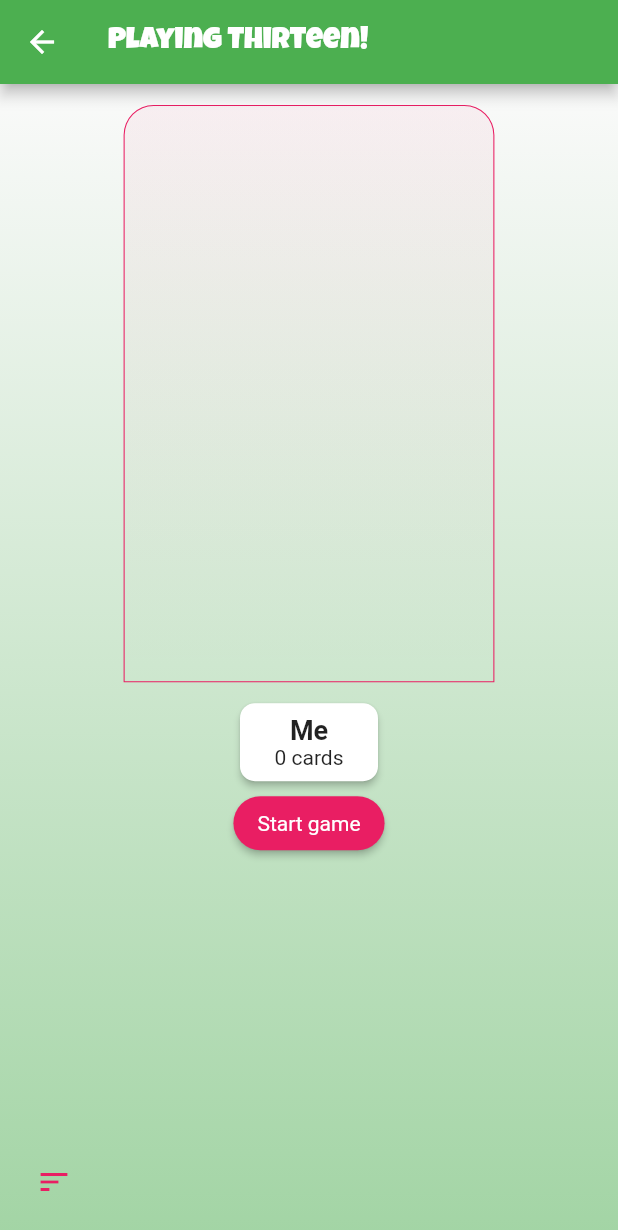
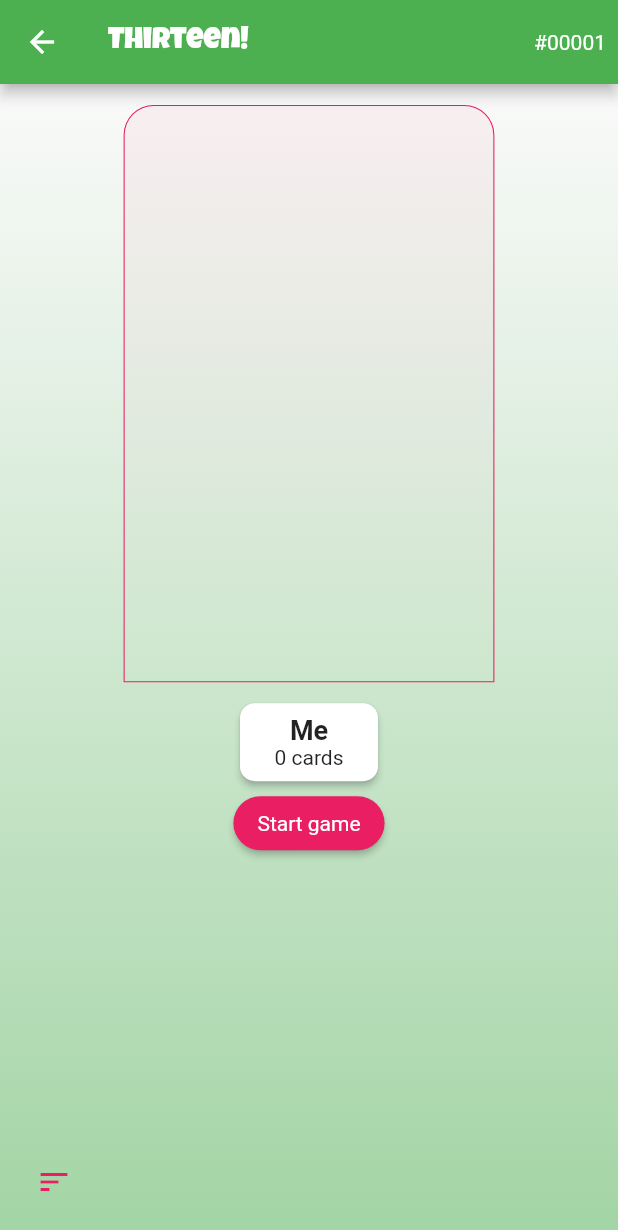
Before and after one commit to danielkerwin/thirteen_app, a Flutter app: the CreateGameScreen screen opened by its route, after a tap on "Create game", on a phone screen of 412 x 824 dp. Shown: the top 1230 px of the screen. Run offline on Flutter 3.47's test engine with Material 2 defaults, Android fonts, the phone set to English and light mode, and no system bars; our stand-ins replace cloud_firestore, firebase_auth, firebase_core, font_awesome_flutter, nanoid; accounts and stored records are empty.

Commit message:
chore: join game fixes

```diff
--- a/lib/screens/create_game.screen.dart
+++ b/lib/screens/create_game.screen.dart
@@ -30,14 +30,10 @@ class _CreateGameScreenState extends State<CreateGameScreen> {
     final user = FirebaseAuth.instance.currentUser;
     final userData = await FirebaseFirestore.instance
         .collection('users')
-        .doc(user?.uid)
+        .doc(user!.uid)
         .get();
     final gameId = await customAlphabet(nanoidCharacters, 5);
-    await DatabaseService.createGame(
-      gameId,
-      user?.uid ?? '',
-      userData['nickname'],
-    );
+    await DatabaseService.createGame(gameId, user.uid, userData['nickname']);
 
     Navigator.of(context).popAndPushNamed(
       GameScreen.routeName,
--- a/lib/screens/game.screen.dart
+++ b/lib/screens/game.screen.dart
@@ -27,9 +27,17 @@ class GameScreen extends StatelessWidget {
     return Scaffold(
       appBar: AppBar(
         title: const Text(
-          'Playing Thirteen!',
+          'Thirteen!',
           style: TextStyle(fontFamily: 'LuckiestGuy'),
         ),
+        actions: [
+          Padding(
+            padding: const EdgeInsets.all(8.0),
+            child: Center(
+              child: Text('#$gameId'),
+            ),
+          )
+        ],
       ),
       body: StreamBuilder<DocumentSnapshot<Map<String, dynamic>>>(
         stream: DatabaseService.getGameStream(gameId),
@@ -44,6 +52,8 @@ class GameScreen extends StatelessWidget {
             return GameError(gameId: gameId);
           }
           final userId = FirebaseAuth.instance.currentUser?.uid;
+          final myData = gameSnapshot.data!['players'][userId];
+
           return Container(
             padding: const EdgeInsets.all(4.0),
             decoration: BoxDecoration(
@@ -58,7 +68,7 @@ class GameScreen extends StatelessWidget {
             ),
             child: Column(
               children: [
-                  GamePlayers(gameId: gameId, userId: userId as String),
+                GamePlayers(gameId: gameId, userId: userId!),
                 const SizedBox(
                   height: 10,
                 ),
@@ -78,22 +88,17 @@ class GameScreen extends StatelessWidget {
                           ? MainAxisAlignment.center
                           : MainAxisAlignment.start,
                   children: [
-                      StreamBuilder<DocumentSnapshot<Map<String, dynamic>>>(
-                        stream:
-                            DatabaseService.getGamePlayerStream(gameId, userId),
-                        builder: (context, gamePlayerSnapshot) {
-                          if (gamePlayerSnapshot.connectionState ==
-                              ConnectionState.waiting) {
-                            return const Center(
-                              child: CircularProgressIndicator.adaptive(),
-                            );
-                          }
-                          return GameUser(
+                    if (myData == null)
+                      ElevatedButton(
+                        child: const Text('Join Game'),
+                        onPressed: () =>
+                            DatabaseService.joinGame(gameId, userId),
+                      )
+                    else
+                      GameUser(
                         nickname: 'Me',
-                            cards: gamePlayerSnapshot.data?['cardsCount'],
-                          );
-                        },
-                      )
+                        cards: myData['cardCount'],
+                      ),
                   ],
                 ),
                 Center(
@@ -102,7 +107,7 @@ class GameScreen extends StatelessWidget {
                     onPressed: Provider.of<Game>(context, listen: false)
                         .generateNewCards,
                     style: ElevatedButton.styleFrom(
-                        primary: Theme.of(context).colorScheme.secondary,
+                      primary: theme.colorScheme.secondary,
                     ),
                   ),
                 ),
@@ -113,7 +118,8 @@ class GameScreen extends StatelessWidget {
               ],
             ),
           );
-          }),
+        },
+      ),
       floatingActionButton: IconButton(
         onPressed: Provider.of<Game>(context, listen: false).sortCards,
         icon: const Icon(Icons.sort),
--- a/lib/screens/games.screen.dart
+++ b/lib/screens/games.screen.dart
@@ -9,6 +9,7 @@ import 'game.screen.dart';
 
 class GamesScreen extends StatelessWidget {
   static const routeName = '/games';
+
   const GamesScreen({Key? key}) : super(key: key);
 
   Widget _getGameStatus(int statusInt) {
@@ -26,7 +27,7 @@ class GamesScreen extends StatelessWidget {
   @override
   Widget build(BuildContext context) {
     final userId = FirebaseAuth.instance.currentUser?.uid;
-    return StreamBuilder<QuerySnapshot<Map<String, dynamic>>>(
+    return StreamBuilder<CollectionStream>(
       stream: DatabaseService.getGamesStream(userId!),
       builder: (context, gamesSnapshot) {
         if (gamesSnapshot.connectionState == ConnectionState.waiting) {
@@ -34,12 +35,14 @@ class GamesScreen extends StatelessWidget {
             child: CircularProgressIndicator.adaptive(),
           );
         }
+
         return ListView.builder(
           itemCount: gamesSnapshot.data?.docs.length ?? 0,
           padding: const EdgeInsets.symmetric(horizontal: 4.0, vertical: 8.0),
           itemBuilder: (ctx, idx) {
-              final gameId = gamesSnapshot.data?.docs[idx].id;
-              final gameData = gamesSnapshot.data?.docs[idx].data();
+            final docs = gamesSnapshot.data?.docs;
+            final gameId = docs?[idx].id;
+            final gameData = docs?[idx].data();
             final status = gameData?['status'];
             Timestamp timestamp = gameData?['createdAt'];
             DateTime date = timestamp.toDate();
@@ -78,6 +81,7 @@ class GamesScreen extends StatelessWidget {
             );
           },
         );
-        });
+      },
+    );
   }
 }
--- a/lib/services/database.service.dart
+++ b/lib/services/database.service.dart
@@ -22,17 +22,34 @@ class DatabaseService {
       'createdByName': nickname,
       'status': GameStatus.created.index,
       'playerIds': [userId],
+      'players': {
+        userId: {
+          'cardCount': 0,
+          'nickname': nickname,
+        },
+      },
       'rules': {},
     });
-    final playerPath = '$gamePath/players/$userId';
-    await FirebaseFirestore.instance.doc(playerPath).set({
-      'cardsCount': 0,
-      'nickname': nickname,
-    });
-    // final cardsPath = '$gamePath/cards/$userId';
-    // await FirebaseFirestore.instance.doc(cardsPath).set({
-    //   'cards': [],
-    // });
+  }
+
+  static Future<void> joinGame(
+    String gameId,
+    String userId,
+    // String nickname,
+  ) async {
+    final gamePath = 'games/$gameId';
+    await FirebaseFirestore.instance.doc(gamePath).set(
+      {
+        'playerIds': FieldValue.arrayUnion([userId]),
+        'players': {
+          userId: {
+            'cardCount': 0,
+            'nickname': 'nickname',
+          },
+        },
+      },
+      SetOptions(merge: true),
+    );
   }
 
   static Future<void> deleteGame(String gameId) async {
@@ -53,16 +70,4 @@ class DatabaseService {
         .doc(gameId)
         .snapshots();
   }
-
-  static Stream<CollectionStream> getGamePlayersStream(String gameId) {
-    return FirebaseFirestore.instance
-        .collection('games/$gameId/players')
-        .snapshots();
-  }
-
-  static Stream<DocStream> getGamePlayerStream(String gameId, String userId) {
-    return FirebaseFirestore.instance
-        .doc('games/$gameId/players/$userId')
-        .snapshots();
-  }
 }
--- a/lib/widgets/game/game_players.dart
+++ b/lib/widgets/game/game_players.dart
@@ -1,4 +1,3 @@
-import 'package:cloud_firestore/cloud_firestore.dart';
 import 'package:flutter/material.dart';
 
 import '../../services/database.service.dart';
@@ -14,14 +13,14 @@ class GamePlayers extends StatelessWidget {
     required this.userId,
   }) : super(key: key);
 
-  List<GameUser> buildPlayers(QuerySnapshot<Map<String, dynamic>> data) {
+  List<GameUser> buildPlayers(Map<String, dynamic> data) {
     final List<GameUser> gameUsers = [];
-    for (var doc in data.docs) {
-      if (doc.id != userId) {
+    for (var doc in data.entries) {
+      if (doc.key != userId) {
         gameUsers.add(
           GameUser(
-            cards: doc['cardsCount'],
-            nickname: doc['nickname'],
+            cards: doc.value['cardCount'],
+            nickname: doc.value['nickname'],
           ),
         );
       }
@@ -31,23 +30,23 @@ class GamePlayers extends StatelessWidget {
 
   @override
   Widget build(BuildContext context) {
-    return StreamBuilder<QuerySnapshot<Map<String, dynamic>>>(
-      stream: DatabaseService.getGamePlayersStream(gameId),
-      builder: (context, gamePlayersSnapshot) {
-        if (gamePlayersSnapshot.connectionState == ConnectionState.waiting) {
+    return StreamBuilder<DocStream>(
+      stream: DatabaseService.getGameStream(gameId),
+      builder: (context, gameSnapshot) {
+        if (gameSnapshot.connectionState == ConnectionState.waiting) {
           return const Center(
             child: CircularProgressIndicator.adaptive(),
           );
         }
-        // if (gamePlayersSnapshot.data!.size == 1) {
-        //   return const Center(
-        //     child: Text('Waiting for players...'),
-        //   );
-        // }
-
+        if (!gameSnapshot.data!.exists) {
+          return const Center(
+            child: Text('Error has occurred - try again later'),
+          );
+        }
+        final data = gameSnapshot.data!.data();
         return Row(
           mainAxisAlignment: MainAxisAlignment.center,
-          children: buildPlayers(gamePlayersSnapshot.data!),
+          children: buildPlayers(data!['players']),
         );
       },
     );
--- a/pubspec.yaml
+++ b/pubspec.yaml
@@ -43,6 +43,7 @@ dependencies:
   json_annotation: ^4.4.0
   nanoid: ^1.0.0
   intl: ^0.17.0
+  cloud_functions: ^3.2.8
 
 dependency_overrides:
   font_awesome_flutter:
```
Also changed, not shown: pubspec.lock, 2 other files. Lines whose indentation alone changed are shown as unchanged.
